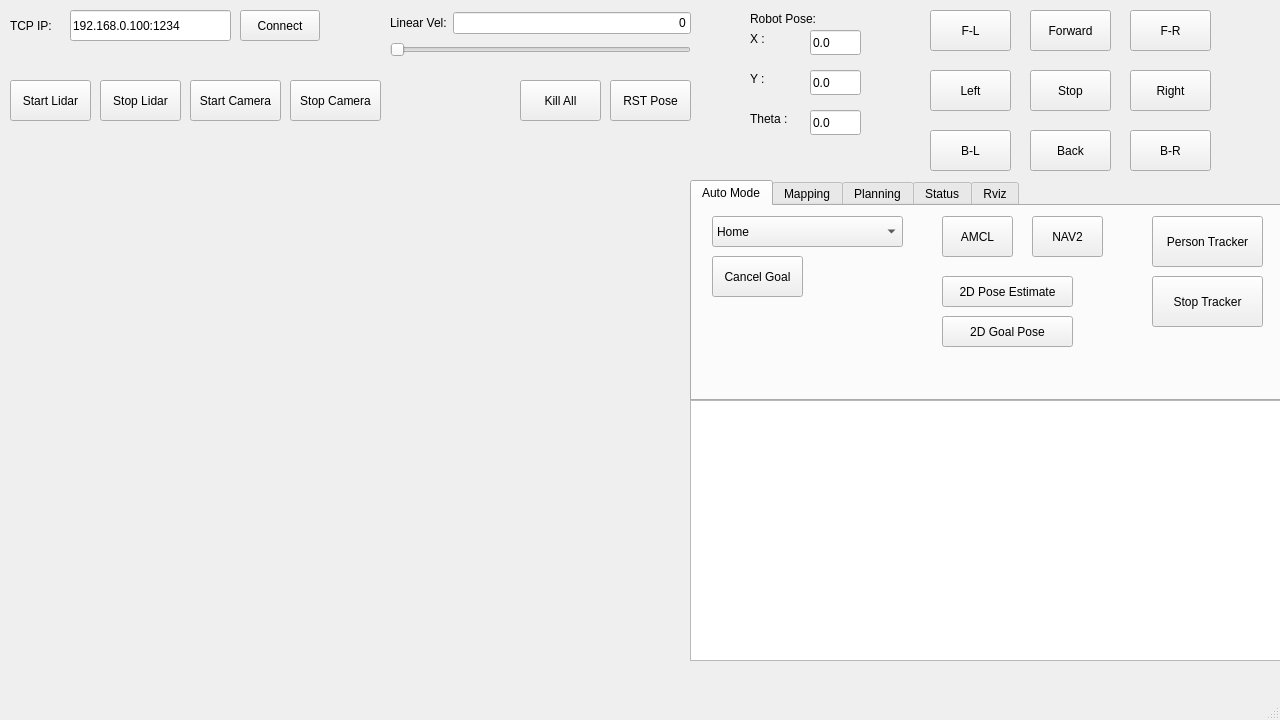
First picture: the form in QTApp/robot_gui/mainwindow.ui, repository hungmanh150602/robot_hokuyo, before the edit.
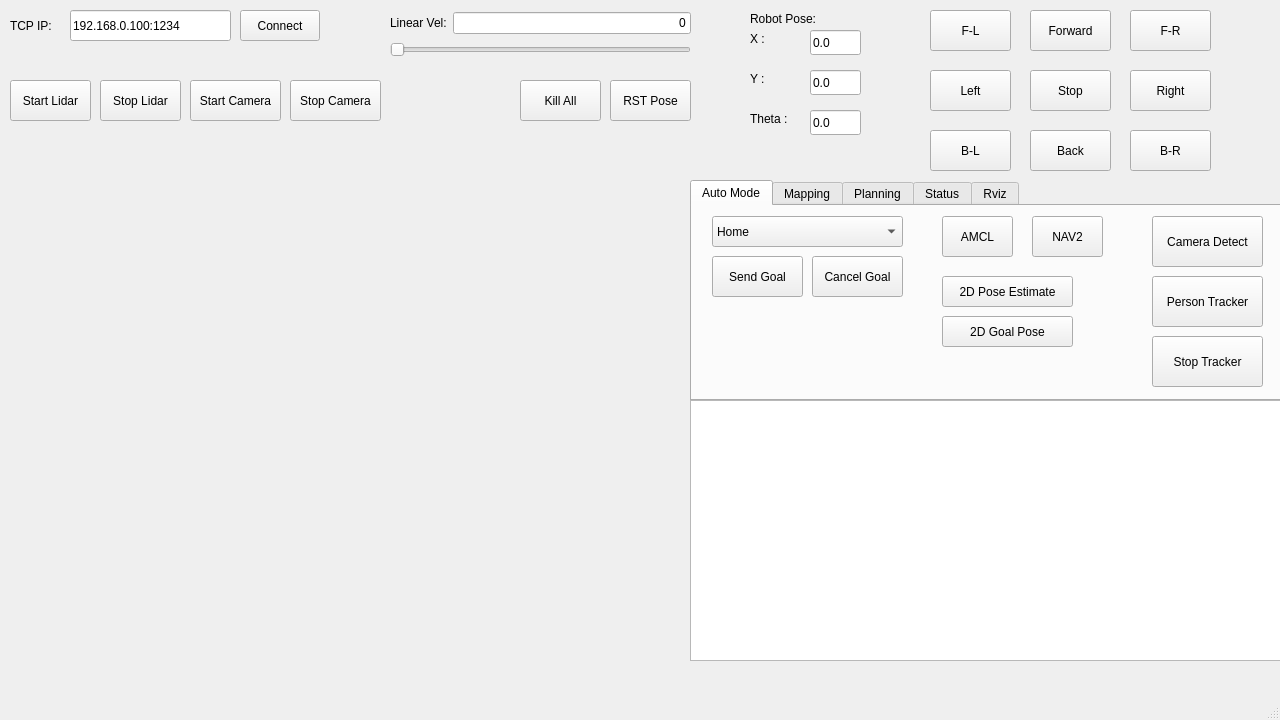
Second picture: the form after the edit. The open tabs and pages were chosen to show the change.

What changed in the file:
```diff
--- a/QTApp/robot_gui/mainwindow.ui
+++ b/QTApp/robot_gui/mainwindow.ui
@@ -180,7 +180,7 @@
      <widget class="QPushButton" name="btn_CancelGoal">
       <property name="geometry">
        <rect>
-        <x>20</x>
+        <x>120</x>
         <y>50</y>
         <width>91</width>
         <height>41</height>
@@ -214,7 +214,7 @@
       <property name="geometry">
        <rect>
         <x>460</x>
-        <y>10</y>
+        <y>70</y>
         <width>111</width>
         <height>51</height>
        </rect>
@@ -227,7 +227,7 @@
       <property name="geometry">
        <rect>
         <x>460</x>
-        <y>70</y>
+        <y>130</y>
         <width>111</width>
         <height>51</height>
        </rect>
@@ -288,6 +288,32 @@
        <string>2D Pose Estimate</string>
       </property>
      </widget>
+     <widget class="QPushButton" name="btn_SendGoal">
+      <property name="geometry">
+       <rect>
+        <x>20</x>
+        <y>50</y>
+        <width>91</width>
+        <height>41</height>
+       </rect>
+      </property>
+      <property name="text">
+       <string>Send Goal</string>
+      </property>
+     </widget>
+     <widget class="QPushButton" name="btn_CameraDetect">
+      <property name="geometry">
+       <rect>
+        <x>460</x>
+        <y>10</y>
+        <width>111</width>
+        <height>51</height>
+       </rect>
+      </property>
+      <property name="text">
+       <string>Camera Detect</string>
+      </property>
+     </widget>
     </widget>
     <widget class="QWidget" name="tab_2">
      <attribute name="title">
```
Left out of the diff: 2 changed lines with no effect on the pictures.
